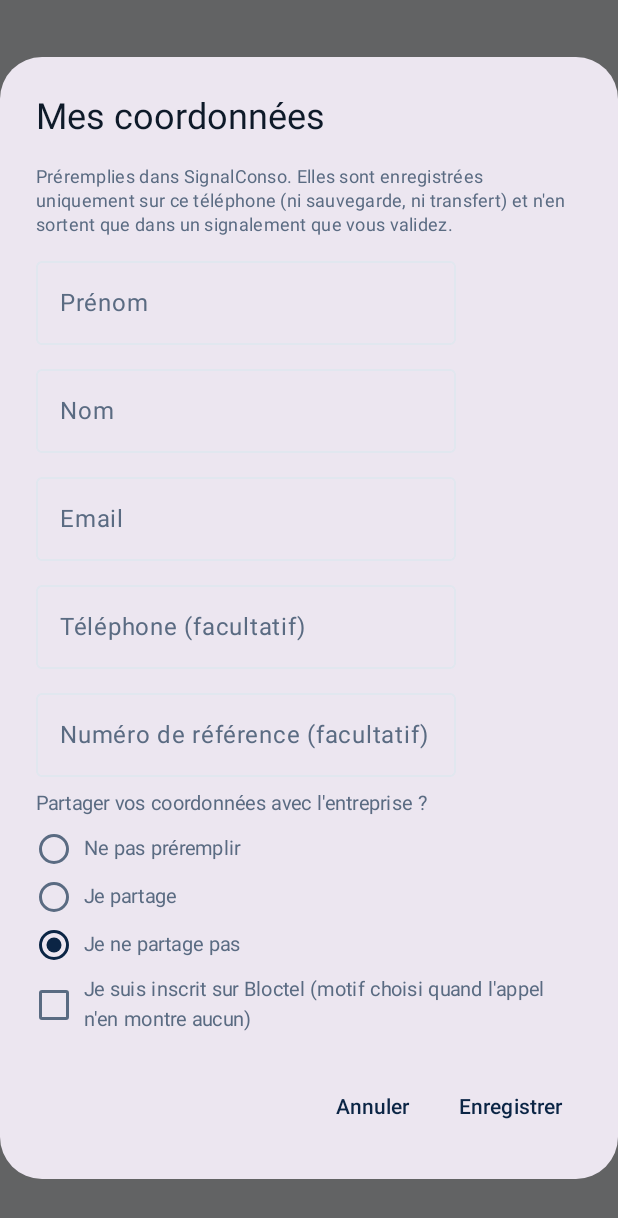
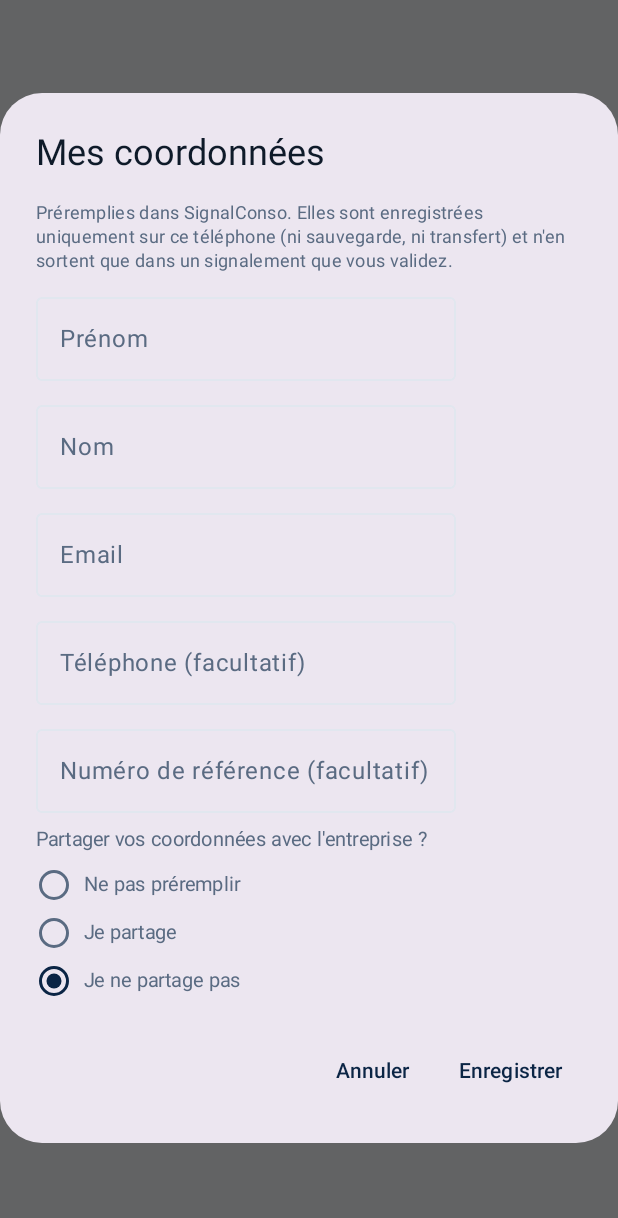
Before and after one commit to azman0101/call-inspector, an Android app built with Jetpack Compose: the composable ReporterProfileDialog shown on its own in the app's theme, after a tap on "Enregistrer", on a phone screen of 412 x 824 dp. Shown: the top 1218 px of the screen. Run offline under Robolectric (Android 15) with nearby library versions, the phone set to English and light mode, and no system bars; libraries missing offline, so code that uses them is left out: net.zetetic.database; network calls fail; pictures from the network do not load; 1 statement that could not run was skipped; 3 other taps on this screen came first.

Commit message:
fix(signalconso): drop the Bloctel reason and profile setting
Bloctel no longer exists since telemarketing without consent was
banned, so its SignalConso sub-case (which only pointed to
bloctel.gouv.fr) is no longer offered as a fallback reason, and the
"inscrit sur Bloctel" profile setting is removed. When the call shows
no reason, none is selected and the banner only suggests describing
the call in a note.

The profile schema v2 no longer adds bloctel_registered; a database that
already has the column keeps it unused (it has a default).

Co-Authored-By: Claude Opus 5.5 <noreply@anthropic.com>
Claude-Session: https://claude.ai/code/session_01BEEknmddG4PAErQYjmqTpJ

```diff
--- a/app/src/main/java/net/slashetc/callinspector/ui/SignalConsoActivity.kt
+++ b/app/src/main/java/net/slashetc/callinspector/ui/SignalConsoActivity.kt
@@ -20,7 +20,6 @@ import androidx.compose.foundation.layout.padding
 import androidx.compose.foundation.layout.size
 import androidx.compose.foundation.rememberScrollState
 import androidx.compose.foundation.selection.selectable
-import androidx.compose.foundation.selection.toggleable
 import androidx.compose.foundation.text.KeyboardOptions
 import androidx.compose.foundation.verticalScroll
 import androidx.compose.material.icons.Icons
@@ -28,7 +27,6 @@ import androidx.compose.material.icons.automirrored.filled.ArrowBack
 import androidx.compose.material.icons.outlined.Info
 import androidx.compose.material.icons.outlined.Person
 import androidx.compose.material3.AlertDialog
-import androidx.compose.material3.Checkbox
 import androidx.compose.material3.ExperimentalMaterial3Api
 import androidx.compose.material3.Icon
 import androidx.compose.material3.IconButton
@@ -82,7 +80,6 @@ class SignalConsoActivity : ComponentActivity() {
         private fun SignalConsoPlan.toJson() = JSONObject().apply {
             put("problem", SignalConsoReport.PROBLEM)
             put("subcategory", subcategory ?: JSONObject.NULL)
-            put("bloctelSubcategory", bloctelSubcategory ?: JSONObject.NULL)
             put("phone", phone ?: JSONObject.NULL)
             put("dates", JSONArray(dates))
             put("company", company?.let {
@@ -102,7 +99,6 @@ class SignalConsoActivity : ComponentActivity() {
                 .put("phone", it.phone)
                 .put("referenceNumber", it.referenceNumber)
                 .put("shareContact", it.shareContact ?: JSONObject.NULL)
-                .put("bloctelRegistered", it.bloctelRegistered)
                 .toString()
         } ?: "null"
     }
@@ -195,12 +191,12 @@ class SignalConsoActivity : ComponentActivity() {
                                 modifier = Modifier.padding(horizontal = 16.dp, vertical = 8.dp)
                             )
                         }
-                        if (!hasReason && profile?.bloctelRegistered != true) {
+                        if (!hasReason) {
                             Surface(color = MaterialTheme.colorScheme.tertiaryContainer, modifier = Modifier.fillMaxWidth()) {
                                 Text(
                                     text = "Aucun motif ne ressort de l'appel (en semaine, aux heures autorisées). Choisissez-le à " +
                                         "l'étape 1, ou ajoutez une note à l'appel (ex. « isolation », « CPF », « se fait passer " +
-                                        "pour la CAF ») pour qu'il soit détecté. Inscrit sur Bloctel ? Indiquez-le dans « Mes coordonnées ».",
+                                        "pour la CAF ») pour qu'il soit détecté.",
                                     fontSize = 12.sp,
                                     lineHeight = 16.sp,
                                     modifier = Modifier.padding(horizontal = 16.dp, vertical = 8.dp)
@@ -242,7 +238,7 @@ class SignalConsoActivity : ComponentActivity() {
             override fun shouldOverrideUrlLoading(view: WebView, request: WebResourceRequest): Boolean {
                 val host = request.url.host ?: return true
                 if (host == SignalConsoReport.HOST) return false
-                // Anything else (annuaire des entreprises, Bloctel…) opens in the user's browser.
+                // Anything else (annuaire des entreprises…) opens in the user's browser.
                 runCatching { startActivity(Intent(Intent.ACTION_VIEW, request.url)) }
                 return true
             }
@@ -269,7 +265,6 @@ private fun ReporterProfileDialog(
     var phone by remember { mutableStateOf(initial.phone) }
     var referenceNumber by remember { mutableStateOf(initial.referenceNumber) }
     var shareContact by remember { mutableStateOf(initial.shareContact) }
-    var bloctelRegistered by remember { mutableStateOf(initial.bloctelRegistered) }
     AlertDialog(
         onDismissRequest = onDismiss,
         title = { Text("Mes coordonnées") },
@@ -310,25 +305,12 @@ private fun ReporterProfileDialog(
                         Text(text, fontSize = 13.sp, modifier = Modifier.padding(start = 8.dp))
                     }
                 }
-                Row(
-                    verticalAlignment = Alignment.CenterVertically,
-                    modifier = Modifier
-                        .fillMaxWidth()
-                        .toggleable(value = bloctelRegistered, onValueChange = { bloctelRegistered = it }, role = Role.Checkbox)
-                ) {
-                    Checkbox(checked = bloctelRegistered, onCheckedChange = null)
-                    Text(
-                        "Je suis inscrit sur Bloctel (motif choisi quand l'appel n'en montre aucun)",
-                        fontSize = 13.sp,
-                        modifier = Modifier.padding(start = 8.dp)
-                    )
-                }
             }
         },
         confirmButton = {
             TextButton(
                 onClick = {
-                    onSave(ReporterProfile(firstName, lastName, email, phone, referenceNumber, shareContact, bloctelRegistered))
+                    onSave(ReporterProfile(firstName, lastName, email, phone, referenceNumber, shareContact))
                 }
             ) { Text("Enregistrer") }
         },
```
Also changed, not shown: app/src/main/java/net/slashetc/callinspector/data/db/ReporterProfileStore.kt (+3 -8 lines), app/src/main/java/net/slashetc/callinspector/util/SignalConsoReport.kt (+1 -10 lines), 4 other files.
